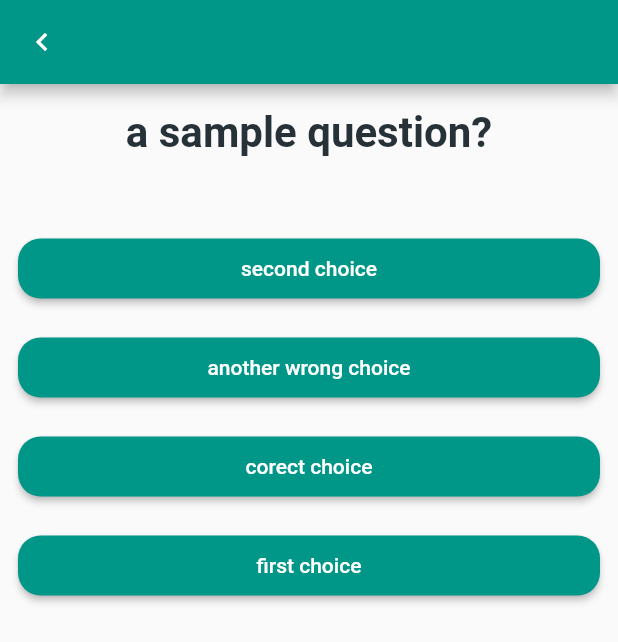
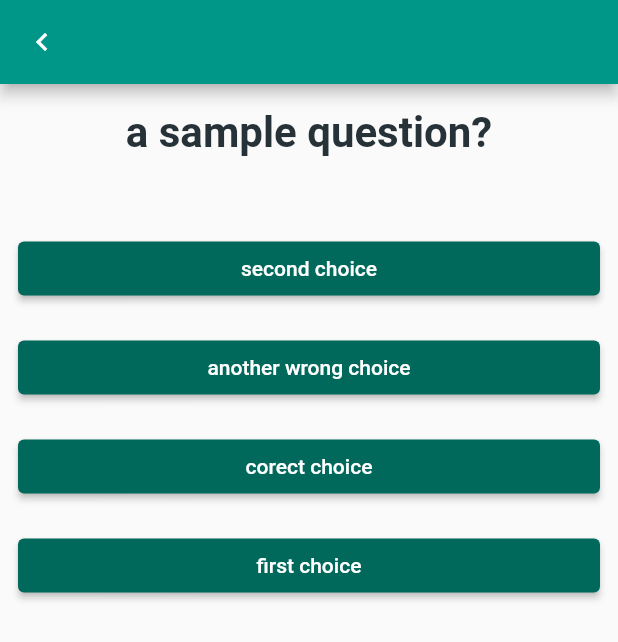
Before and after one commit to SlothfulAlfred/quiz_app, a Flutter app: the QuestionsViewModel screen opened directly with empty values, on a phone screen of 412 x 824 dp. Shown: the top 642 px of the screen. Run offline on Flutter 3.47's test engine with Material 2 defaults, Android fonts, the phone set to English and light mode, and no system bars; our stand-ins replace cloud_firestore, firebase_auth, firebase_core, firebase_storage, get_it; accounts and stored records are empty.

Commit message:
Style ChoicesGrid

```diff
--- a/lib/ui/widgets/choices_grid.dart
+++ b/lib/ui/widgets/choices_grid.dart
@@ -50,6 +50,9 @@ class _ChoicesTile extends StatelessWidget {
   Widget build(BuildContext context) {
     double sh = MediaQuery.of(context).size.height;
     return ElevatedButton(
+      style: ButtonStyle(
+        backgroundColor: MaterialStateProperty.all(Colors.teal[800]),
+      ),
       onPressed: (choice.isCorrect)
           ? () => onChoiceSelect(choice)
           : () => onChoiceSelect(
@@ -60,7 +63,10 @@ class _ChoicesTile extends StatelessWidget {
                   content: Container(
                     height: sh * 0.10,
                     alignment: Alignment.center,
-                    child: Text(choice.hintText!),
+                    child: Text(
+                      choice.hintText!,
+                      style: Theme.of(context).textTheme.headline5,
+                    ),
                   ),
                   backgroundColor: Colors.red[900],
                 ),
@@ -68,7 +74,12 @@ class _ChoicesTile extends StatelessWidget {
       child: Text(
         choice.text,
       ),
-      style: ButtonStyle(
+    );
+  }
+}
+
+/*
+ ButtonStyle(
         padding:
             MaterialStateProperty.all(const EdgeInsets.symmetric(vertical: 12)),
         elevation: MaterialStateProperty.all(2),
@@ -79,6 +90,4 @@ class _ChoicesTile extends StatelessWidget {
         ),
         // TODO: add custom color behaviour using MaterialStateProperty.resolveWith
       ),
-    );
-  }
-}
+      */
```
